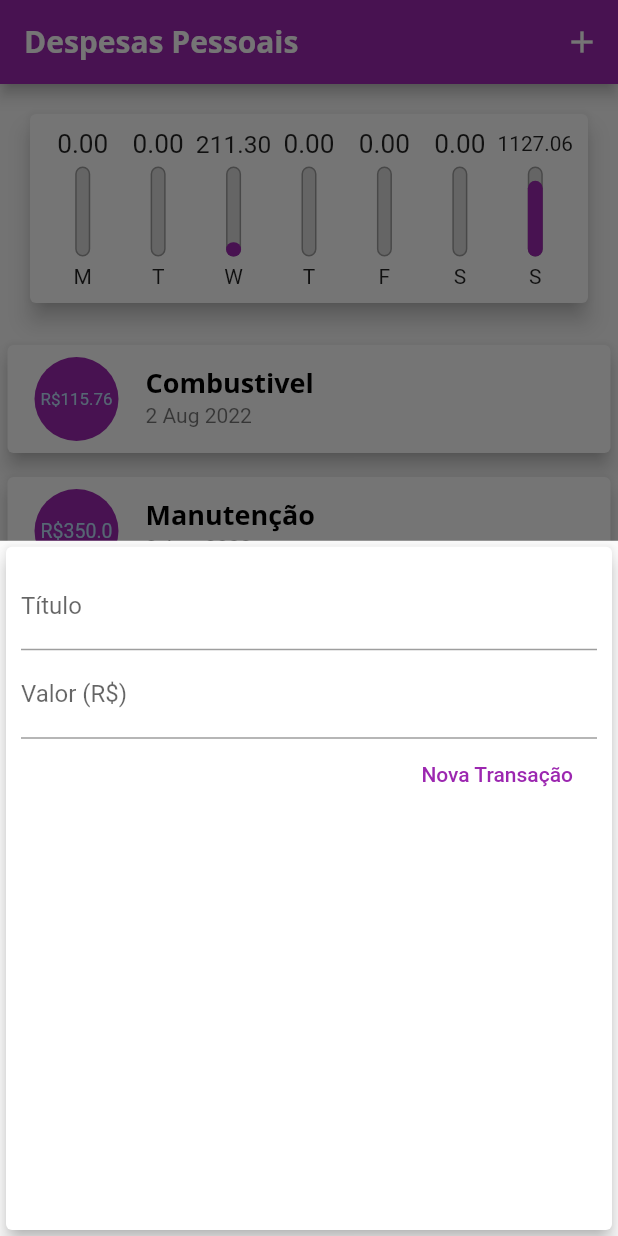
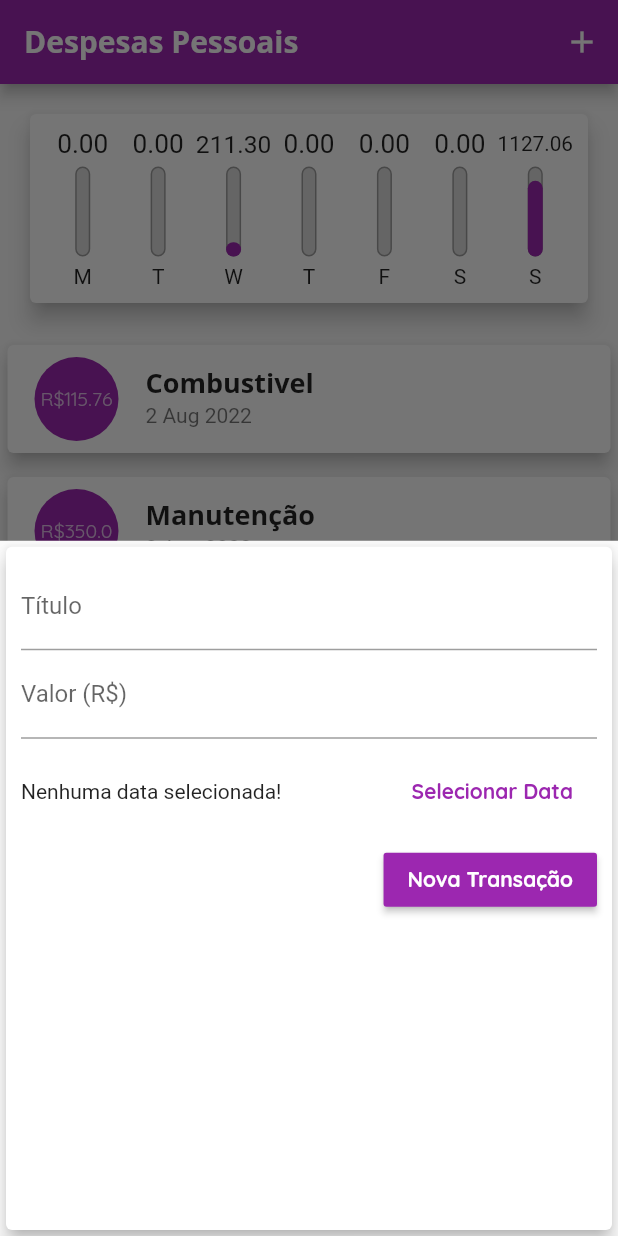
Before and after one commit to souzap371/projeto_despesas_pessoais, a Flutter app: the screen it shows after launch, after a tap on the "add" icon, on a phone screen of 412 x 824 dp. Run offline on Flutter 3.47's test engine with Material 2 defaults, Android fonts, the phone set to English and light mode, and no system bars.

Commit message:
Aplicaçãod e datepicker

```diff
--- a/lib/components/transaction_form.dart
+++ b/lib/components/transaction_form.dart
@@ -2,6 +2,8 @@ import 'package:flutter/material.dart';
 import 'package:flutter/src/foundation/key.dart';
 import 'package:flutter/src/widgets/framework.dart';
 import 'package:flutter/material.dart';
+import '../main.dart';
+import 'package:intl/intl.dart';
 
 class TransactionForm extends StatefulWidget {
   final void Function(String, double) onSubmit;
@@ -13,19 +15,36 @@ class TransactionForm extends StatefulWidget {
 }
 
 class _TransactionFormState extends State<TransactionForm> {
-  final titleController = TextEditingController();
-
-  final valueController = TextEditingController();
+  final _titleController = TextEditingController();
+  final _valueController = TextEditingController();
+  DateTime? _selectedDate;
 
   _submitForm() {
-    final title = titleController.text;
-    final value = double.tryParse(valueController.text) ?? 0.0;
+    final title = _titleController.text;
+    final value = double.tryParse(_valueController.text) ?? 0.0;
 
     if (title.isEmpty || value <= 0) {
       return;
     }
 
     widget.onSubmit(title, value);
+  }
+
+  _showDatePicker() {
+    showDatePicker(
+      context: context,
+      initialDate: DateTime.now(),
+      firstDate: DateTime(2019),
+      lastDate: DateTime.now(),
+    ).then((pickedDate) {
+      if (pickedDate == null) {
+        return;
+      }
+
+      setState(() {
+        _selectedDate = pickedDate;
+      });
+    });
   }
 
   @override
@@ -37,26 +56,51 @@ class _TransactionFormState extends State<TransactionForm> {
         child: Column(
           children: <Widget>[
             TextField(
-              controller: titleController,
+              controller: _titleController,
               onSubmitted: (_) => _submitForm(),
               decoration: InputDecoration(
                 labelText: 'Título',
               ),
             ),
             TextField(
-              controller: valueController,
+              controller: _valueController,
               keyboardType: TextInputType.numberWithOptions(decimal: true),
               onSubmitted: (_) => _submitForm(),
               decoration: InputDecoration(
                 labelText: 'Valor (R\$)',
               ),
             ),
+            Container(
+              height: 70,
+              child: Row(
+                children: <Widget>[
+                  Expanded(
+                    child: Text(
+                      _selectedDate == null
+                          ? 'Nenhuma data selecionada!'
+                          : 'Data Selecionada: ${DateFormat('dd/MM/y').format(_selectedDate!)}',
+                    ),
+                  ),
+                  FlatButton(
+                    textColor: Colors.purple,
+                    child: Text(
+                      'Selecionar Data',
+                      style: TextStyle(
+                        fontWeight: FontWeight.bold,
+                      ),
+                    ),
+                    onPressed: _showDatePicker,
+                  ),
+                ],
+              ),
+            ),
             Row(
               mainAxisAlignment: MainAxisAlignment.end,
               children: <Widget>[
-                FlatButton(
+                RaisedButton(
                   child: Text('Nova Transação'),
-                  textColor: Colors.purple,
+                  color: Colors.purple,
+                  textColor: Colors.white,
                   onPressed: _submitForm,
                 ),
               ],
--- a/lib/components/transaction_list.dart
+++ b/lib/components/transaction_list.dart
@@ -53,7 +53,9 @@ class TransactionList extends StatelessWidget {
                       child: Padding(
                         padding: const EdgeInsets.all(6),
                         child: FittedBox(
-                          child: Text('R\$${tr.value}'),
+                          child: Text(
+                            'R\$${tr.value}',
+                          ),
                         ),
                       ),
                     ),
--- a/lib/main.dart
+++ b/lib/main.dart
@@ -16,17 +16,23 @@ class ExpensesApp extends StatelessWidget {
 
     return MaterialApp(
       home: MyHomePage(),
-      theme: tema.copyWith(
-        colorScheme: tema.colorScheme.copyWith(
-          primary: Colors.purple,
-          secondary: Colors.amber,
-        ),
-        textTheme: tema.textTheme.copyWith(
+      theme: ThemeData(
+        primarySwatch: Colors.purple,
+        accentColor: Colors.amber,
+        fontFamily: 'Quicksand',
+        //colorScheme: tema.colorScheme.copyWith(
+        //  primary: Colors.purple,
+        //  secondary: Colors.amber,
+
+        textTheme: ThemeData.light().textTheme.copyWith(
               headline6: TextStyle(
                 fontFamily: 'OpenSans',
                 fontSize: 18,
                 fontWeight: FontWeight.bold,
-            color: Colors.black,
+              ),
+              button: TextStyle(
+                color: Colors.white,
+                fontWeight: FontWeight.bold,
               ),
             ),
         appBarTheme: AppBarTheme(
```
Lines whose indentation alone changed are shown as unchanged.
